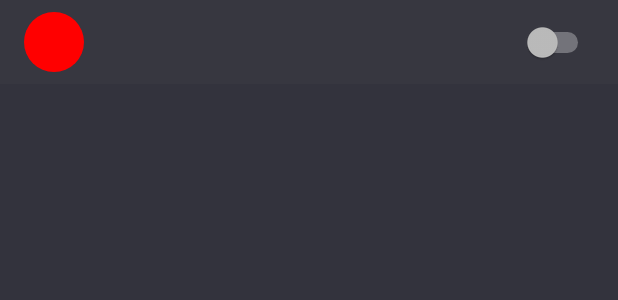
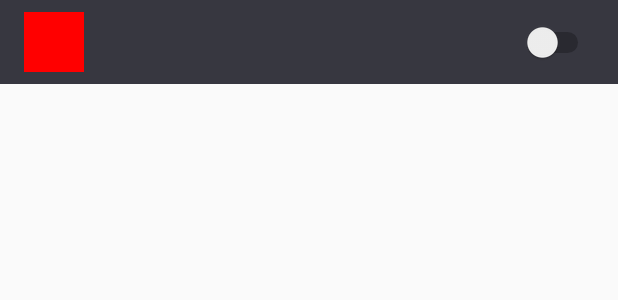
Before and after one commit to le-cds/android-calendariq, an Android app: the layout calendar_view_item.xml on its own in the app's theme, with its tools: preview values and no code run, on a phone screen of 412 x 824 dp. Shown: the top 300 px of the screen. Run offline under Robolectric (Android 15) with nearby library versions, the phone set to English and light mode, and no system bars.

Commit message:
Changed the way calendar colours are presented.

```diff
--- a/app/src/main/AndroidManifest.xml
+++ b/app/src/main/AndroidManifest.xml
@@ -11,7 +11,7 @@
         android:label="@string/app_name"
         android:roundIcon="@mipmap/ic_launcher_round"
         android:supportsRtl="true"
-        android:theme="@style/CalendarIQTheme.Dark">
+        android:theme="@style/CalendarIQTheme">
 
         <activity android:name=".activities.MainActivity">
             <intent-filter>
--- a/app/src/main/res/drawable/calendar_color_indicator.xml
+++ b/app/src/main/res/drawable/calendar_color_indicator.xml
@@ -1,7 +1,7 @@
 <?xml version="1.0" encoding="utf-8"?>
 <shape
     xmlns:android="http://schemas.android.com/apk/res/android"
-    android:shape="oval">
+    android:shape="rectangle">
 
     <solid
         android:color="#ff0000" />
```
